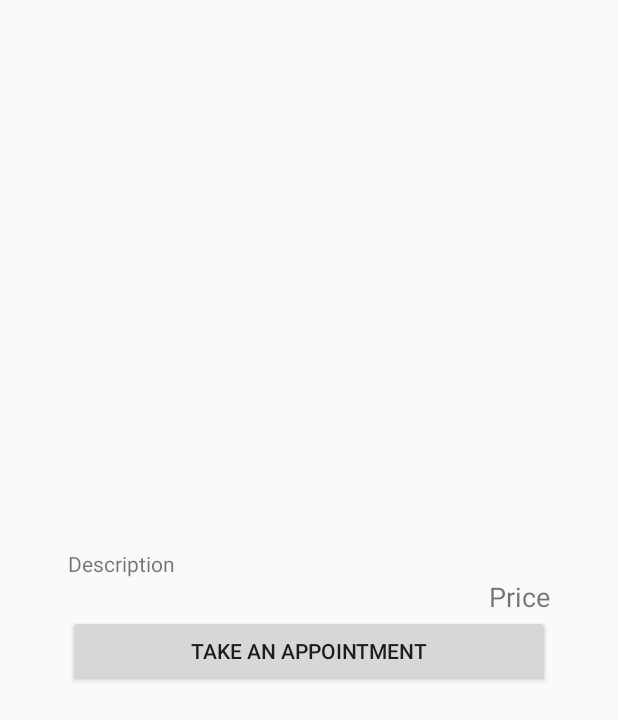
After one commit to SEG2105-uottawa/seg2505-projet-a19-21, an Android app: the layout see_service_box.xml on its own in the app's theme, with its tools: preview values and no code run, on a phone screen of 412 x 824 dp. The commit adds this screen. Shown: the top 720 px of the screen. Run offline under Robolectric (Android 15) with nearby library versions, the phone set to English and light mode, and no system bars.

```diff
--- a/ClinicApp/app/src/main/AndroidManifest.xml
+++ b/ClinicApp/app/src/main/AndroidManifest.xml
@@ -19,7 +19,7 @@
         <activity android:name=".controller.ManageUsersActivity" />
         <activity android:name=".controller.CreateServiceActivity" />
         <activity android:name=".controller.AdminActivity" />
-        <activity android:name=".controller.SearchActivity"/>
+        <activity android:name=".controller.SearchActivity" />
         <activity android:name=".controller.WelcomeActivity" />
         <activity android:name=".controller.SignInActivity" />
         <activity android:name=".controller.MainActivity">
--- a/ClinicApp/app/src/main/res/layout/search_service_item.xml
+++ b/ClinicApp/app/src/main/res/layout/search_service_item.xml
@@ -37,7 +37,7 @@
         android:layout_width="match_parent"
         android:layout_height="wrap_content"
         android:layout_marginHorizontal="20dp"
-        android:gravity="left"
+        android:gravity="right"
         android:textSize="20dp"
         android:textStyle="bold"
         android:text="Price" />
--- /dev/null
+++ b/ClinicApp/app/src/main/res/layout/see_service_box.xml
@@ -0,0 +1,35 @@
+<?xml version="1.0" encoding="utf-8"?>
+<LinearLayout xmlns:android="http://schemas.android.com/apk/res/android"
+    android:orientation="vertical" android:layout_width="match_parent"
+    android:layout_height="wrap_content"
+    android:layout_gravity="center"
+    android:layout_marginHorizontal="30dp"
+    android:padding="15dp"
+    >
+
+    <TextView
+        android:id="@+id/see_service_description"
+        android:layout_width="match_parent"
+        android:layout_height="wrap_content"
+        android:text="Description"
+        />
+
+
+
+    <TextView
+        android:id="@+id/see_service_price"
+        android:layout_width="match_parent"
+        android:layout_height="wrap_content"
+        android:textSize="18dp"
+        android:gravity="right"
+        android:text="Price"
+        />
+
+    <Button
+        android:id="@+id/see_service_appointment_btn"
+        android:layout_width="match_parent"
+        android:layout_height="wrap_content"
+        android:text="Take an Appointment"
+        />
+
+</LinearLayout>
```
Also changed, not shown: ClinicApp/app/src/main/java/com/a19_21/clinicapp/controller/SearchServiceActivity.java (+38 -0 lines).
